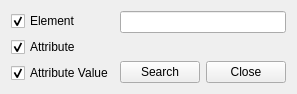
The window that GCXMLGenerator/forms/gcsearchform.ui (goblincoding/xmlmill) describes before a commit, drawn with Qt 5.
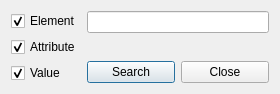
The same window after the commit. Icons and pictures are not drawn.

Commit message: Tweaking search functionality.  Not perfect yet.

What changed in the file:
```diff
--- a/GCXMLGenerator/forms/gcsearchform.ui
+++ b/GCXMLGenerator/forms/gcsearchform.ui
@@ -43,7 +43,7 @@
      <item>
       <widget class="QCheckBox" name="valueCheckBox">
        <property name="text">
-        <string>Attribute Value</string>
+        <string>Value</string>
        </property>
        <property name="checked">
         <bool>true</bool>
@@ -77,6 +77,9 @@
          <property name="text">
           <string>Search</string>
          </property>
+         <property name="default">
+          <bool>true</bool>
+         </property>
         </widget>
        </item>
        <item>
```
The commit also changes 2 other files.
